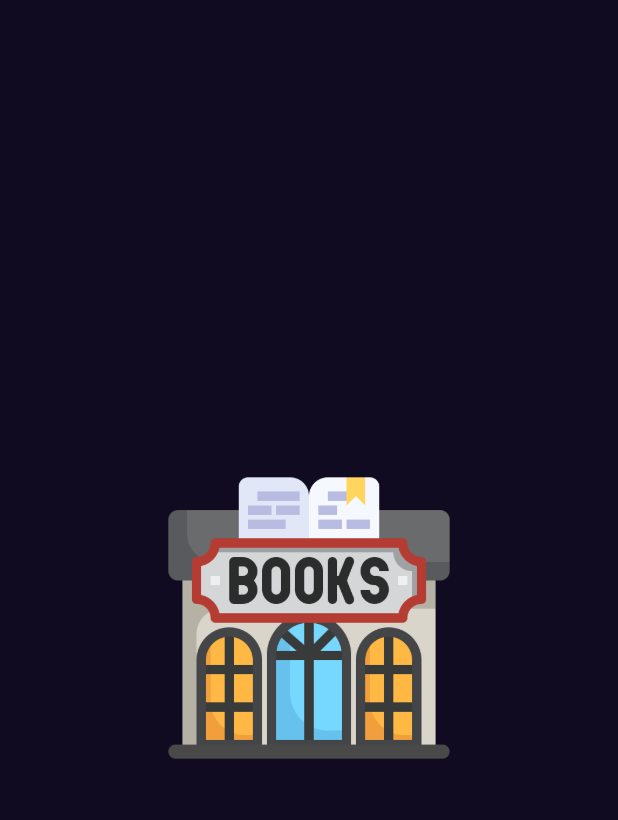
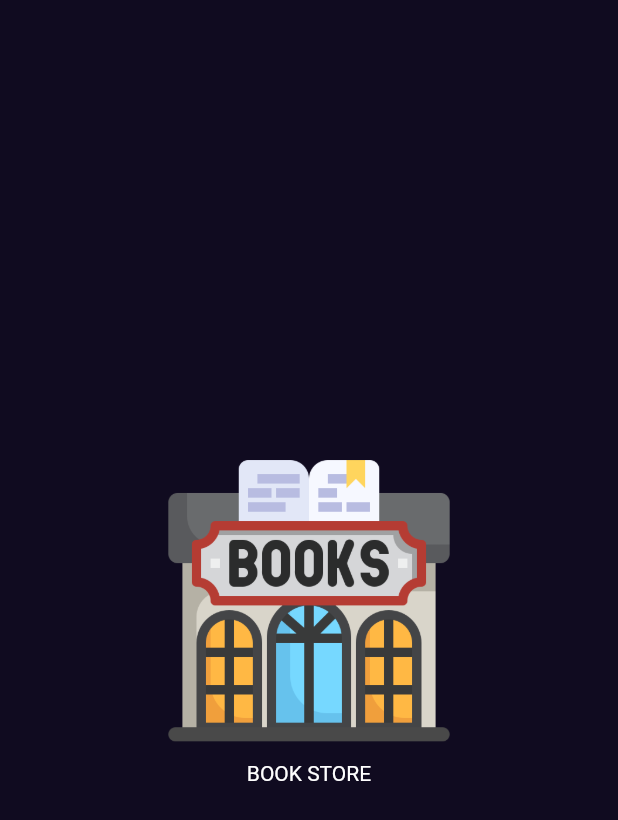
Before and after one commit to Nada120/book_store, a Flutter app: the screen it shows after launch, on a phone screen of 412 x 824 dp. Shown: the top 820 px of the screen. Run offline on Flutter 3.47's test engine with Material 2 defaults, Android fonts, the phone set to English and light mode, and no system bars; our stand-ins replace get.

Commit message:
add text to splash body

```diff
--- a/lib/Features/splash/presentation/view/widgets/splash_view_body.dart
+++ b/lib/Features/splash/presentation/view/widgets/splash_view_body.dart
@@ -15,6 +15,13 @@ class SplashViewBody extends StatelessWidget {
           height: 200,
           width: 200,
         ),
+        const SizedBox(
+          height: 7,
+        ),
+        const Text(
+          'BOOK STORE',
+          textAlign: TextAlign.center,
+        ),
       ],
     );
   }
--- a/lib/main.dart
+++ b/lib/main.dart
@@ -16,7 +16,7 @@ class BookStore extends StatelessWidget {
     return GetMaterialApp(
       debugShowCheckedModeBanner: false,
       title: 'Book Store',
-      theme: ThemeData().copyWith(
+      theme: ThemeData.dark().copyWith(
         scaffoldBackgroundColor: backGroundColor,
       ),
       home: const SplashView(),
```
